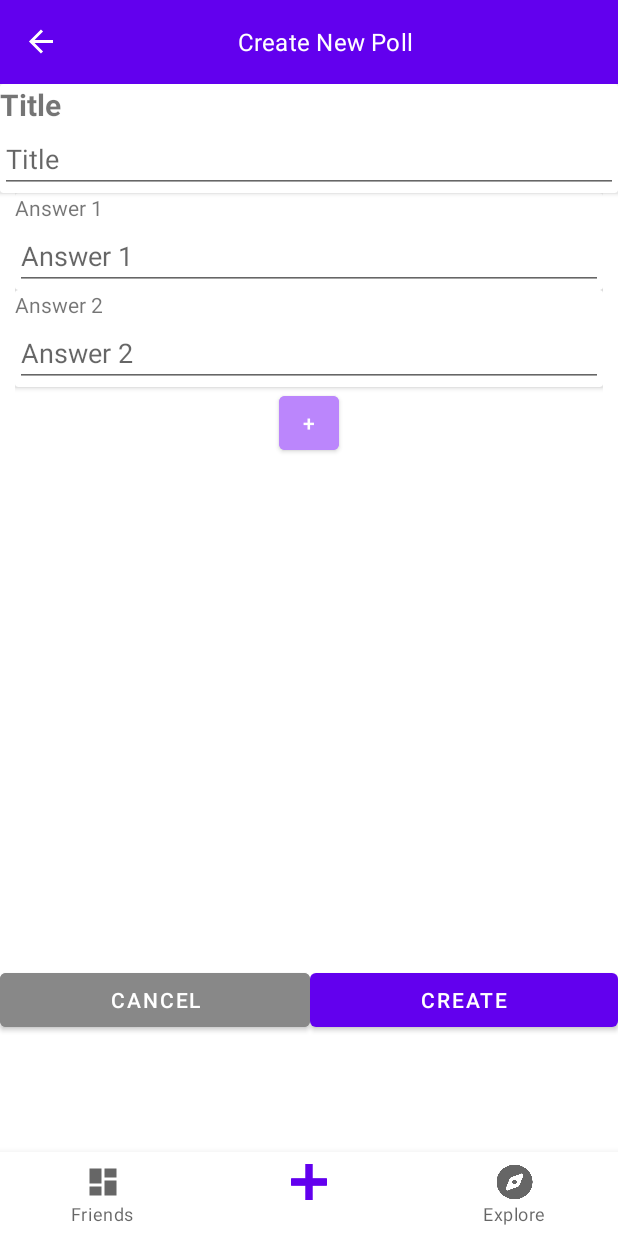
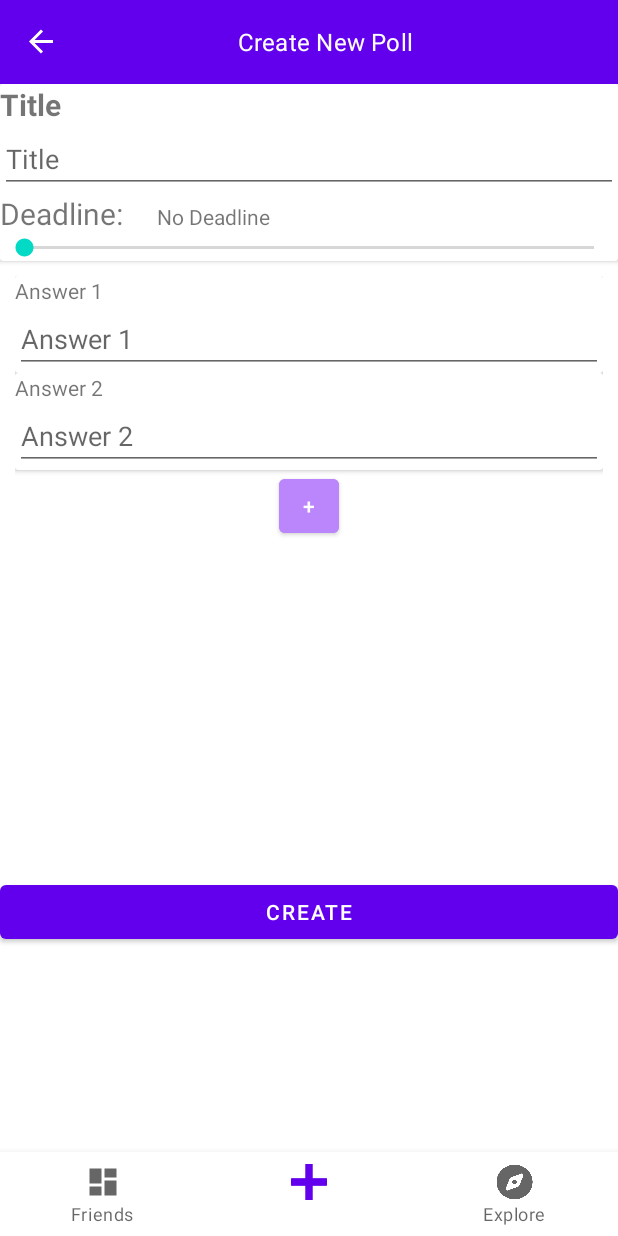
Before and after one commit to PaettyB/MobServApp, an Android app: the CreatePollFragment screen opened through its navigation route, on a phone screen of 412 x 824 dp. Run offline under Robolectric (Android 15) with nearby library versions, the phone set to English and light mode, and no system bars; our stand-ins replace Firebase (no records; nobody signed in at launch, a user with empty details on screens opened directly), navigation-ui.

Commit message:
Added deadline and fixed sync issues

```diff
--- a/app/src/main/java/fr/eurecom/mobservapp/MainActivity.java
+++ b/app/src/main/java/fr/eurecom/mobservapp/MainActivity.java
@@ -109,15 +109,13 @@ public class MainActivity extends AppCompatActivity {
                                 }
                             }
                     }
-                    // CHECK if the poll is still running
-                    if (readPoll.getDeadline() != -1) {
-                        if (System.nanoTime() > readPoll.getDeadline()) {
-                            // Deadline is over
-                            readPoll.setRunning(false);
-                        }
-                    }
 
                     polls.add(readPoll);
+                }
+                try {
+                    Thread.sleep(80);
+                } catch (InterruptedException e) {
+                    throw new RuntimeException(e);
                 }
                 Log.i("Polls Updated!", "Poll count: " + polls.size());
                 homeFragment.updateRecyclerView();
--- a/app/src/main/java/fr/eurecom/mobservapp/polls/Poll.java
+++ b/app/src/main/java/fr/eurecom/mobservapp/polls/Poll.java
@@ -53,10 +53,12 @@ public class Poll {
         }
         long remainingTime = deadline - System.currentTimeMillis();
         if(remainingTime < 0) {
+            Log.i("DEADLINE", deadline+"");
             running = false;
             remainingText = "Finished";
             return;
         }
+        running = true;
         long remainingTimeSeconds = remainingTime / 1000;
         if(remainingTimeSeconds <= 60) {
             remainingText = "Ends in " + (remainingTimeSeconds)+" s";
--- a/app/src/main/java/fr/eurecom/mobservapp/ui/home/PollListAdapter.java
+++ b/app/src/main/java/fr/eurecom/mobservapp/ui/home/PollListAdapter.java
@@ -150,9 +150,6 @@ public class PollListAdapter extends RecyclerView.Adapter<RecyclerViewHolder> {
                 if(!poll.isRunning()) return false;
             }
 
-            Log.i("UserNAME count", users.size()+"");
-            Log.i("UserNAME", MainActivity.USERNAME);
-
             // keep if the poll was created by a friend of ours or ourselves
             if(!users.containsKey(MainActivity.USERNAME)) return false;
             if(poll.getOwner().equals(MainActivity.USERNAME)) return true;
@@ -163,7 +160,6 @@ public class PollListAdapter extends RecyclerView.Adapter<RecyclerViewHolder> {
 
         filtered = s.collect(Collectors.toCollection(ArrayList::new));
 
-        Log.i("COUNT FUNCTION", filtered.size() + "");
         return filtered.size();
     }
 
--- a/app/src/main/res/layout/fragment_create_poll.xml
+++ b/app/src/main/res/layout/fragment_create_poll.xml
@@ -42,14 +42,45 @@
                     android:ems="10"
                     android:hint="Title"
                     android:inputType="text" />
+
+                <LinearLayout
+                    android:layout_width="match_parent"
+                    android:layout_height="match_parent"
+                    android:orientation="horizontal">
+
+                    <TextView
+                        android:id="@+id/textView"
+                        android:layout_width="wrap_content"
+                        android:layout_height="wrap_content"
+                        android:layout_weight="0.1"
+                        android:text="Deadline:"
+                        android:textSize="20sp" />
+
+                    <TextView
+                        android:id="@+id/deadlineText"
+                        android:layout_width="wrap_content"
+                        android:layout_height="wrap_content"
+                        android:layout_weight="1"
+                        android:text="No Deadline" />
+                </LinearLayout>
+
+                <SeekBar
+                    android:id="@+id/seekBar"
+                    android:layout_width="match_parent"
+                    android:layout_height="wrap_content" />
+
             </LinearLayout>
 
         </androidx.cardview.widget.CardView>
 
+        <Space
+            android:layout_width="match_parent"
+            android:layout_height="10dp" />
+
         <ScrollView
             android:id="@+id/scrollView"
             android:layout_width="match_parent"
-            android:layout_height="514dp">
+            android:layout_height="400dp">
 
             <LinearLayout
                 android:id="@+id/answersList"
@@ -127,14 +158,6 @@
             android:orientation="horizontal">
 
             <Button
-                android:id="@+id/cancelPollCreateButton"
-                android:layout_width="wrap_content"
-                android:layout_height="wrap_content"
-                android:layout_weight="1"
-                android:backgroundTint="@color/gray"
-                android:text="Cancel" />
-
-            <Button
                 android:id="@+id/createPollButton"
                 android:layout_width="wrap_content"
                 android:layout_height="wrap_content"
```
Also changed, not shown: app/src/main/java/fr/eurecom/mobservapp/ui/dashboard/CreatePollFragment.java (+54 -9 lines).
